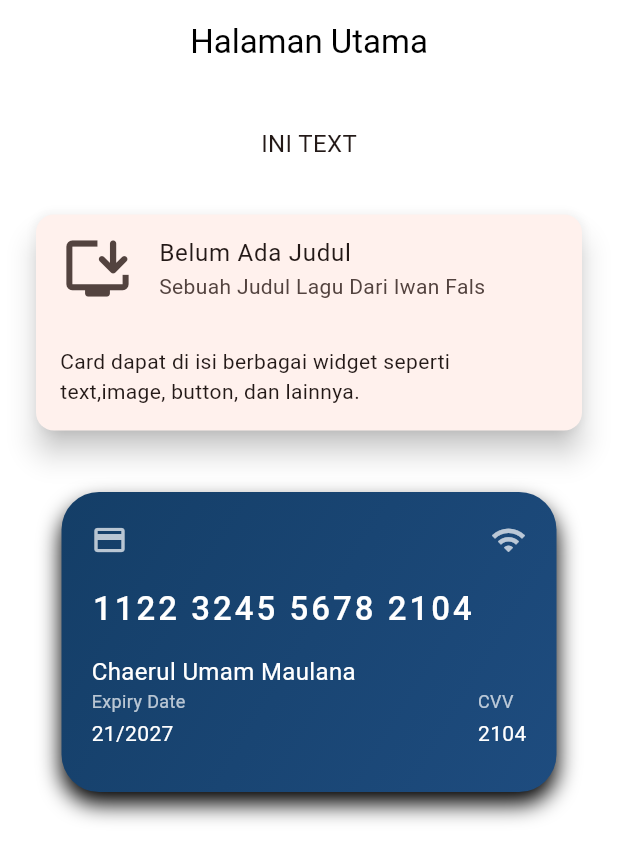
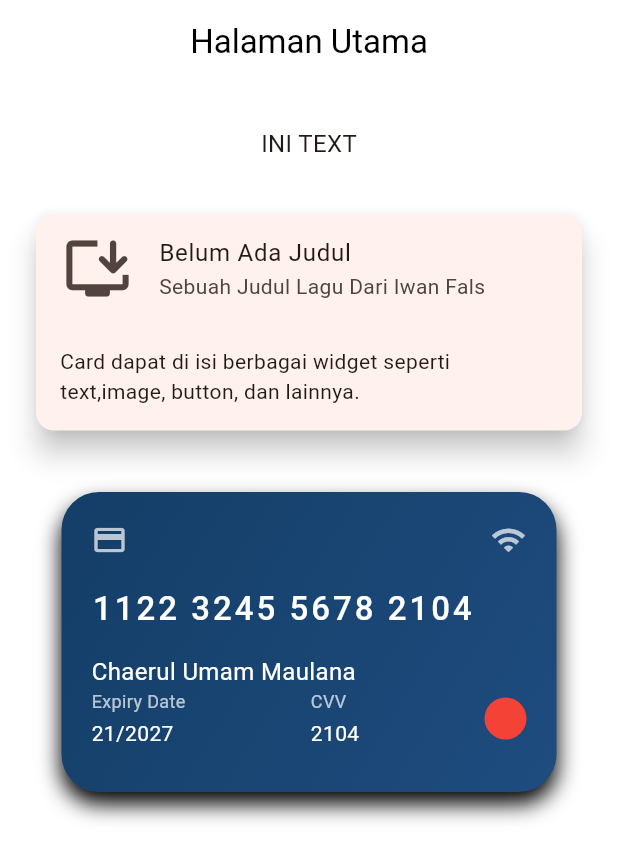
Before and after one commit to ChaerulUmamMaulana/tugas_week_8, a Flutter app: the screen it shows after launch, on a phone screen of 412 x 824 dp. Shown: the top 861 px of the screen. Run offline on Flutter 3.47's test engine with Material 3 defaults, Android fonts, the phone set to English and light mode, and no system bars.

Commit message:
membuat row dengan container untuk membuat gambar bulat merah

```diff
--- a/lib/pages/page_card_01.dart
+++ b/lib/pages/page_card_01.dart
@@ -134,10 +134,23 @@
                               ),
                         ],
                   ),
+                    Row(
+                            children: [
+                              Container(
+                                width: 28,
+                                height: 28,
+                                decoration: const BoxDecoration(
+                                  color: Colors.red,
+                                  shape: BoxShape.circle,
+                                ),
+                              ),
+
                     ],
                 ),
                     ],
                 ),
+                    ],
+             ),
              ),
              ),
               ],
```
